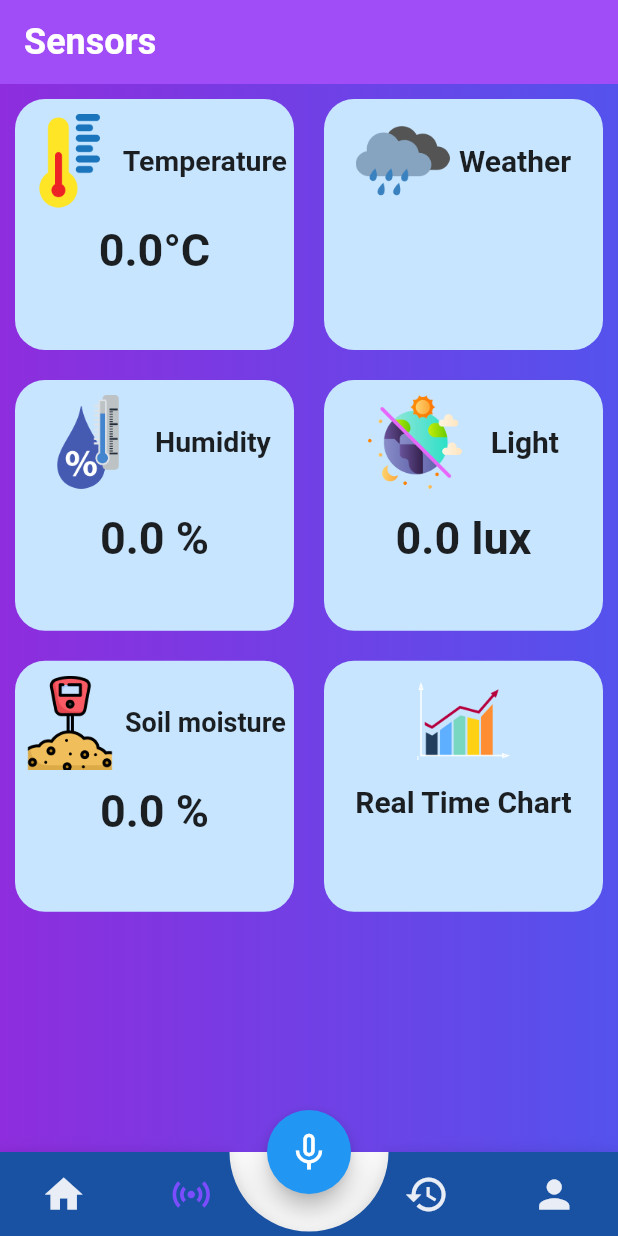
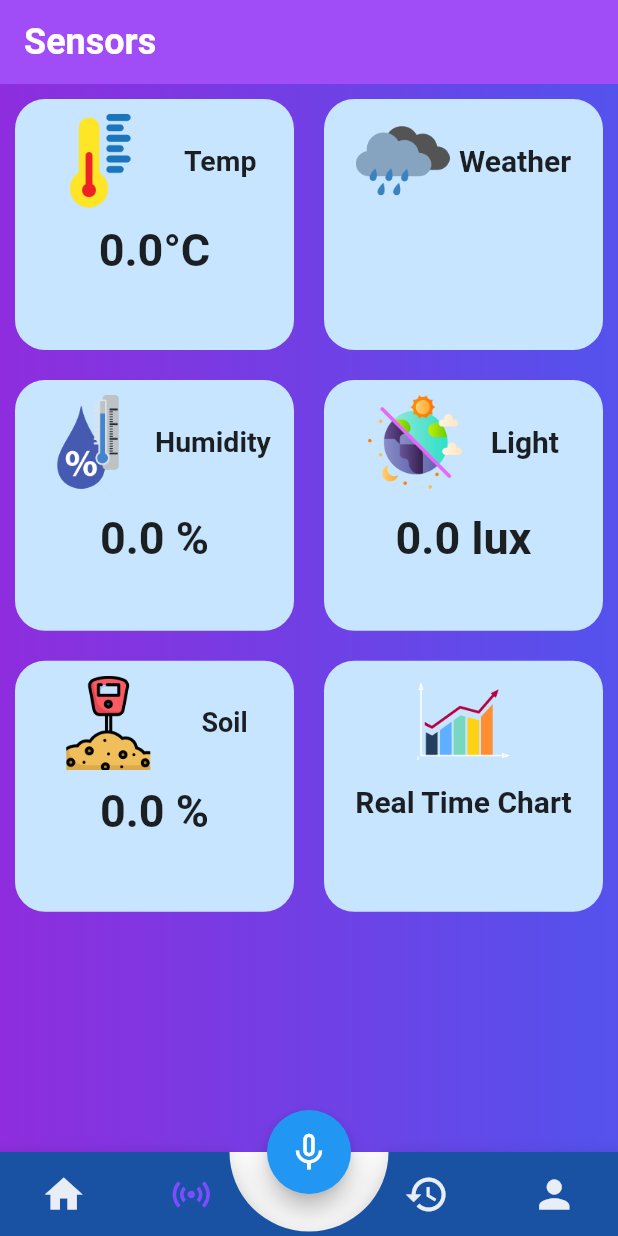
Before and after one commit to NDangKhoi/Moblie-App, a Flutter app: the screen it shows once a user with an empty profile is signed in, item 2 of the bottom bar chosen, on a phone screen of 412 x 824 dp. Run offline on Flutter 3.47's test engine with Material 2 defaults, Android fonts, the light colour scheme and no system bars; drawn by our look-alikes of animated_bottom_navigation_bar, avatar_glow; our stand-ins replace firebase_auth, firebase_core, firebase_database, page_transition, sleek_circular_slider, speech_to_text and 3 more; accounts and stored records are empty; network calls fail.

Commit message:
button control

```diff
--- a/lib/Widget/sensorwidget.dart
+++ b/lib/Widget/sensorwidget.dart
@@ -91,7 +91,7 @@ class _SensorWidgetState extends State<SensorWidget> {
                           scale: 8,
                         ),
                         const Text(
-                          'Temperature',
+                          'Temp',
                           style: TextStyle(
                               fontSize: 19, fontWeight: FontWeight.bold),
                         )
@@ -280,7 +280,7 @@ class _SensorWidgetState extends State<SensorWidget> {
                           scale: 8,
                         ),
                         const Text(
-                          'Soil moisture',
+                          'Soil',
                           style: TextStyle(
                               fontSize: 18, fontWeight: FontWeight.bold),
                         )
```
Also changed, not shown: lib/Widget/itemswidget.dart (+32 -8 lines).
